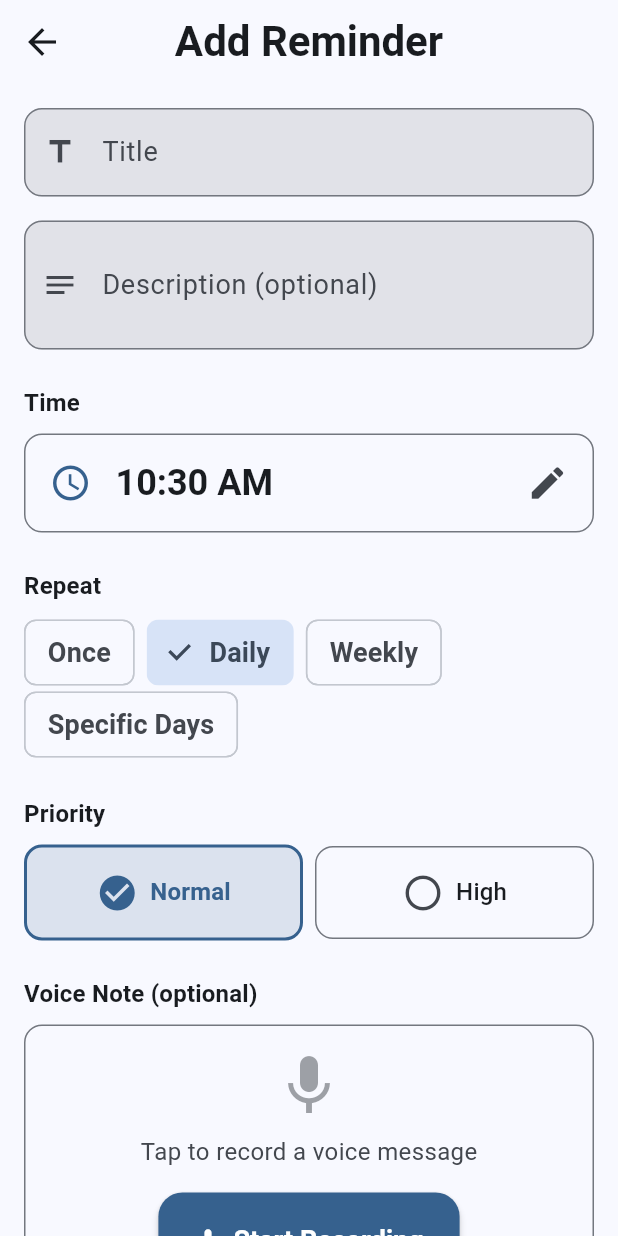
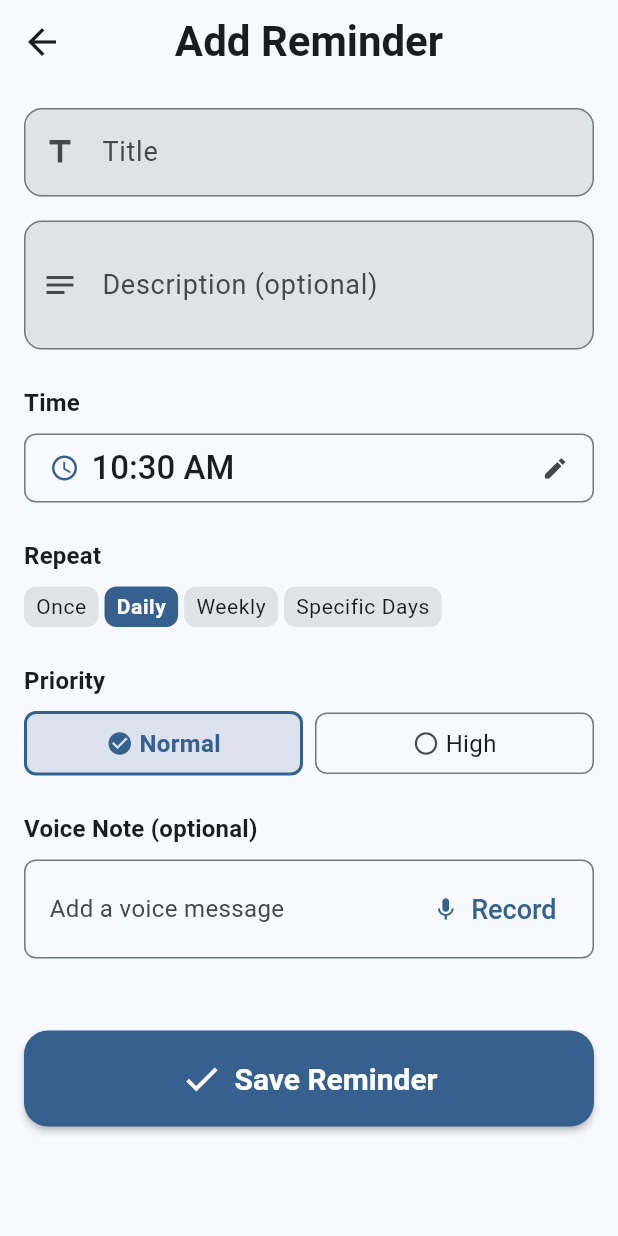
Before and after one commit to tlunawat1/githubsparkcaregiver, a Flutter app: the AddReminderScreen screen opened directly with empty values, on a phone screen of 412 x 824 dp. Run offline on Flutter 3.47's test engine with Material 3 defaults, Android fonts, the phone set to English and light mode, and no system bars; our stand-ins replace audioplayers, drift, firebase_core, firebase_messaging, flutter_local_notifications, flutter_secure_storage and 6 more; missing offline and left inert: record, signalr_netcore; accounts and stored records are empty; generated files the repository leaves out were written again.

Commit message:
Make Add Reminder screen more compact and modern
- Reduce time picker padding and font size
- Replace ChoiceChip with compact custom buttons for repeat options
- Change day selector from FilterChip to fixed 40x40 buttons in single row
- Reduce priority button padding and icon sizes
- Streamline voice note section with horizontal layout

```diff
--- a/lib/features/reminders/presentation/screens/add_reminder_screen.dart
+++ b/lib/features/reminders/presentation/screens/add_reminder_screen.dart
@@ -201,23 +201,26 @@ class _AddReminderScreenState extends State<AddReminderScreen> {
             const SizedBox(height: AppSpacing.sm),
             InkWell(
               onTap: _selectTime,
-              borderRadius: BorderRadius.circular(AppRadius.md),
+              borderRadius: BorderRadius.circular(AppRadius.sm),
               child: Container(
-                padding: const EdgeInsets.all(AppSpacing.md),
+                padding: const EdgeInsets.symmetric(
+                  horizontal: AppSpacing.md,
+                  vertical: AppSpacing.sm,
+                ),
                 decoration: BoxDecoration(
                   border: Border.all(color: colorScheme.outline),
-                  borderRadius: BorderRadius.circular(AppRadius.md),
+                  borderRadius: BorderRadius.circular(AppRadius.sm),
                 ),
                 child: Row(
                   children: [
-                    Icon(Icons.access_time, color: colorScheme.primary),
-                    const SizedBox(width: AppSpacing.md),
+                    Icon(Icons.access_time, color: colorScheme.primary, size: 20),
+                    const SizedBox(width: AppSpacing.sm),
                     Text(
                       _selectedTime.format(context),
-                      style: theme.textTheme.headlineSmall,
+                      style: theme.textTheme.titleLarge,
                     ),
                     const Spacer(),
-                    Icon(Icons.edit, color: colorScheme.onSurfaceVariant),
+                    Icon(Icons.edit, color: colorScheme.onSurfaceVariant, size: 18),
                   ],
                 ),
               ),
@@ -233,49 +236,81 @@ class _AddReminderScreenState extends State<AddReminderScreen> {
             ),
             const SizedBox(height: AppSpacing.sm),
             Wrap(
-              spacing: AppSpacing.sm,
+              spacing: AppSpacing.xs,
               children: _repeatOptions.map((option) {
                 final isSelected = _repeatPattern == option;
-                return ChoiceChip(
-                  label: Text(_repeatLabels[option]!),
-                  selected: isSelected,
-                  onSelected: (selected) {
-                    if (selected) {
-                      setState(() {
-                        _repeatPattern = option;
-                      });
-                    }
-                  },
+                return GestureDetector(
+                  onTap: () => setState(() => _repeatPattern = option),
+                  child: Container(
+                    padding: const EdgeInsets.symmetric(
+                      horizontal: AppSpacing.sm,
+                      vertical: AppSpacing.xs,
+                    ),
+                    decoration: BoxDecoration(
+                      color: isSelected
+                          ? colorScheme.primary
+                          : colorScheme.surfaceContainerHighest,
+                      borderRadius: BorderRadius.circular(AppRadius.sm),
+                    ),
+                    child: Text(
+                      _repeatLabels[option]!,
+                      style: theme.textTheme.bodySmall?.copyWith(
+                        color: isSelected
+                            ? colorScheme.onPrimary
+                            : colorScheme.onSurface,
+                        fontWeight: isSelected ? FontWeight.w600 : FontWeight.normal,
+                      ),
+                    ),
+                  ),
                 );
               }).toList(),
             ),
 
             // Day selector for specific days
             if (_repeatPattern == 'specific_days') ...[
-              const SizedBox(height: AppSpacing.md),
+              const SizedBox(height: AppSpacing.sm),
               Text(
                 'Select Days',
-                style: theme.textTheme.bodyMedium?.copyWith(
+                style: theme.textTheme.bodySmall?.copyWith(
                   color: colorScheme.onSurfaceVariant,
                 ),
               ),
-              const SizedBox(height: AppSpacing.sm),
-              Wrap(
-                spacing: AppSpacing.sm,
+              const SizedBox(height: AppSpacing.xs),
+              Row(
+                mainAxisAlignment: MainAxisAlignment.spaceBetween,
                 children: List.generate(7, (index) {
                   final isSelected = _selectedDays.contains(index);
-                  return FilterChip(
-                    label: Text(_dayNames[index]),
-                    selected: isSelected,
-                    onSelected: (selected) {
+                  return GestureDetector(
+                    onTap: () {
                       setState(() {
-                        if (selected) {
+                        if (isSelected) {
+                          _selectedDays.remove(index);
+                        } else {
                           _selectedDays.add(index);
-                        } else {
-                          _selectedDays.remove(index);
                         }
                       });
                     },
+                    child: Container(
+                      width: 40,
+                      height: 40,
+                      decoration: BoxDecoration(
+                        color: isSelected
+                            ? colorScheme.primary
+                            : colorScheme.surfaceContainerHighest,
+                        borderRadius: BorderRadius.circular(AppRadius.sm),
+                      ),
+                      child: Center(
+                        child: Text(
+                          _dayNames[index],
+                          style: theme.textTheme.bodySmall?.copyWith(
+                            color: isSelected
+                                ? colorScheme.onPrimary
+                                : colorScheme.onSurface,
+                            fontWeight: isSelected ? FontWeight.w600 : FontWeight.normal,
+                          ),
+                        ),
+                      ),
+                    ),
                   );
                 }),
               ),
@@ -370,16 +405,19 @@ class _PriorityOption extends StatelessWidget {
 
     return InkWell(
       onTap: onTap,
-      borderRadius: BorderRadius.circular(AppRadius.md),
+      borderRadius: BorderRadius.circular(AppRadius.sm),
       child: Container(
-        padding: const EdgeInsets.all(AppSpacing.md),
+        padding: const EdgeInsets.symmetric(
+          horizontal: AppSpacing.sm,
+          vertical: AppSpacing.sm,
+        ),
         decoration: BoxDecoration(
           color: isSelected ? color.withValues(alpha: 0.15) : null,
           border: Border.all(
             color: isSelected ? color : theme.colorScheme.outline,
             width: isSelected ? 2 : 1,
           ),
-          borderRadius: BorderRadius.circular(AppRadius.md),
+          borderRadius: BorderRadius.circular(AppRadius.sm),
         ),
         child: Row(
           mainAxisAlignment: MainAxisAlignment.center,
@@ -387,11 +425,12 @@ class _PriorityOption extends StatelessWidget {
             Icon(
               isSelected ? Icons.check_circle : Icons.circle_outlined,
               color: isSelected ? color : theme.colorScheme.onSurfaceVariant,
+              size: 18,
             ),
-            const SizedBox(width: AppSpacing.sm),
+            const SizedBox(width: AppSpacing.xs),
             Text(
               label,
-              style: theme.textTheme.titleMedium?.copyWith(
+              style: theme.textTheme.bodyMedium?.copyWith(
                 color: isSelected ? color : null,
                 fontWeight: isSelected ? FontWeight.w600 : null,
               ),
--- a/lib/features/reminders/presentation/widgets/voice_recorder_widget.dart
+++ b/lib/features/reminders/presentation/widgets/voice_recorder_widget.dart
@@ -222,33 +222,33 @@ class _VoiceRecorderWidgetState extends State<VoiceRecorderWidget> {
     final colorScheme = theme.colorScheme;
 
     return Container(
-      padding: const EdgeInsets.all(AppSpacing.md),
+      padding: const EdgeInsets.symmetric(
+        horizontal: AppSpacing.md,
+        vertical: AppSpacing.sm,
+      ),
       decoration: BoxDecoration(
         border: Border.all(color: colorScheme.outline),
-        borderRadius: BorderRadius.circular(AppRadius.md),
+        borderRadius: BorderRadius.circular(AppRadius.sm),
       ),
-      child: Column(
+      child: Row(
         children: [
-          Icon(
-            Icons.mic,
-            size: 48,
-            color: colorScheme.onSurfaceVariant.withValues(alpha: 0.5),
-          ),
-          const SizedBox(height: AppSpacing.sm),
-          Text(
-            'Tap to record a voice message',
-            style: theme.textTheme.bodyMedium?.copyWith(
-              color: colorScheme.onSurfaceVariant,
+          Expanded(
+            child: Text(
+              'Add a voice message',
+              style: theme.textTheme.bodyMedium?.copyWith(
+                color: colorScheme.onSurfaceVariant,
+              ),
             ),
           ),
-          const SizedBox(height: AppSpacing.md),
-          ElevatedButton.icon(
+          TextButton.icon(
             onPressed: _startRecording,
-            icon: const Icon(Icons.mic),
-            label: const Text('Start Recording'),
-            style: ElevatedButton.styleFrom(
-              backgroundColor: colorScheme.primary,
-              foregroundColor: colorScheme.onPrimary,
+            icon: const Icon(Icons.mic, size: 18),
+            label: const Text('Record'),
+            style: TextButton.styleFrom(
+              padding: const EdgeInsets.symmetric(
+                horizontal: AppSpacing.sm,
+                vertical: AppSpacing.xs,
+              ),
             ),
           ),
         ],
```
